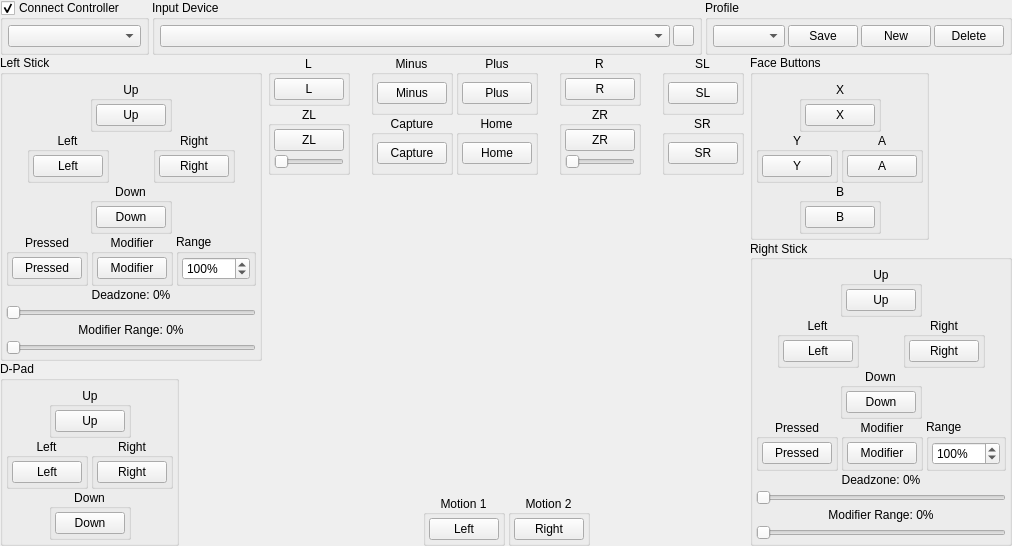
The window that src/yuzu/configuration/configure_input_player.ui (QuantumGhost/yuzu) describes before a commit, drawn with Qt 5.
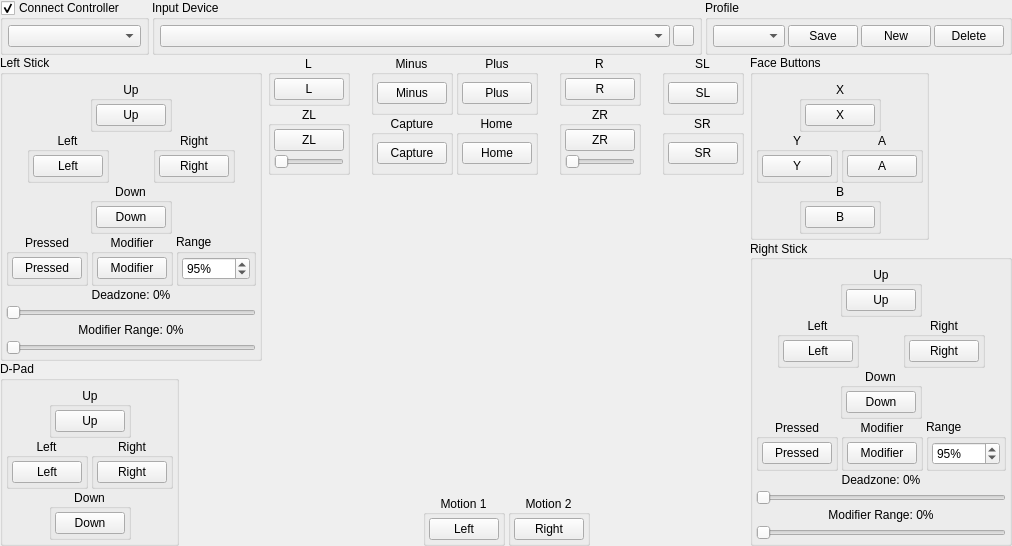
The same window after the commit. Icons and pictures are not drawn. Custom widgets are drawn as their Qt base class.

The edit to the form file:
```diff
--- a/src/yuzu/configuration/configure_input_player.ui
+++ b/src/yuzu/configuration/configure_input_player.ui
@@ -754,13 +754,13 @@
                       <string>%</string>
                      </property>
                      <property name="minimum">
-                      <number>50</number>
+                      <number>25</number>
                      </property>
                      <property name="maximum">
                       <number>150</number>
                      </property>
                      <property name="value">
-                      <number>100</number>
+                      <number>95</number>
                      </property>
                     </widget>
                    </item>
@@ -2985,13 +2985,13 @@
                       <string>%</string>
                      </property>
                      <property name="minimum">
-                      <number>50</number>
+                      <number>25</number>
                      </property>
                      <property name="maximum">
                       <number>150</number>
                      </property>
                      <property name="value">
-                      <number>100</number>
+                      <number>95</number>
                      </property>
                     </widget>
                    </item>
```
